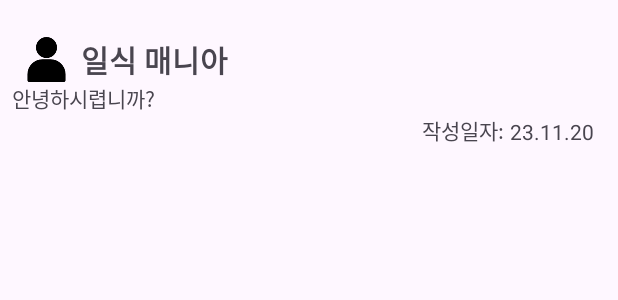
After one commit to MinJunKKang/FoodProject, an Android app: the layout item_comment.xml on its own in the app's theme, with its tools: preview values and no code run, on a phone screen of 412 x 824 dp. The commit adds this screen. Shown: the top 300 px of the screen. Run offline under Robolectric (Android 15) with nearby library versions, the phone set to English and light mode, and no system bars.

Commit message:
reviewdetailcomment

```diff
--- a/app/src/main/java/com/example/myfoodproject/repository/PostRepository.kt
+++ b/app/src/main/java/com/example/myfoodproject/repository/PostRepository.kt
@@ -127,7 +127,7 @@ class PostRepository {
     }
 
 
-    //게시물 관찰하여 rcyclerview에 가져오기
+    //게시물 관찰하여 rcyclerview에 가져오기, 최신순으로 정렬
     fun observePosts(callback: (List<Post>) -> Unit) {
         mDbRef.orderByChild("timestamp").addValueEventListener(object : ValueEventListener {
             override fun onDataChange(snapshot: DataSnapshot) {
--- a/app/src/main/java/com/example/myfoodproject/viewmodel/CommentViewModel.kt
+++ b/app/src/main/java/com/example/myfoodproject/viewmodel/CommentViewModel.kt
@@ -4,12 +4,14 @@ import CommentRepository
 import androidx.lifecycle.LiveData
 import androidx.lifecycle.MutableLiveData
 import androidx.lifecycle.ViewModel
+import com.example.myfoodproject.repository.UserRepository
 
 class CommentViewModel: ViewModel() {
     private val _comments = MutableLiveData<List<CommentRepository.Comment>>()
     val comments: LiveData<List<CommentRepository.Comment>> get() = _comments //함부로 바꿀 수 없는 데이터를 밖에서 공개
 
-    private val commentRepository = CommentRepository()
+    val commentRepository = CommentRepository()
+
 
     // 댓글 작성 함수
     fun addComment(commentcontent: String, callback: (Boolean, String?) -> Unit) {
--- a/app/src/main/java/com/example/myfoodproject/viewmodel/UserViewModel.kt
+++ b/app/src/main/java/com/example/myfoodproject/viewmodel/UserViewModel.kt
@@ -11,7 +11,7 @@ class UserViewModel: ViewModel() {
     private val _userInfo = MutableLiveData<UserRepository.User?>()
     val userInfo: LiveData<UserRepository.User?> get() = _userInfo
 
-    private val userRepository = UserRepository()
+    val userRepository = UserRepository()
 
 
     // 회원가입 함수
--- /dev/null
+++ b/app/src/main/res/layout/item_comment.xml
@@ -0,0 +1,74 @@
+<?xml version="1.0" encoding="utf-8"?>
+<androidx.constraintlayout.widget.ConstraintLayout xmlns:android="http://schemas.android.com/apk/res/android"
+    xmlns:app="http://schemas.android.com/apk/res-auto"
+    xmlns:tools="http://schemas.android.com/tools"
+    android:layout_width="match_parent"
+    android:layout_height="match_parent">
+
+    <androidx.constraintlayout.widget.ConstraintLayout
+        android:layout_width="match_parent"
+        android:layout_height="wrap_content"
+        android:layout_marginStart="8dp"
+        android:layout_marginTop="8dp"
+        android:layout_marginEnd="8dp"
+        android:layout_marginBottom="8dp"
+        app:layout_constraintBottom_toBottomOf="parent"
+        app:layout_constraintEnd_toEndOf="parent"
+        app:layout_constraintHorizontal_bias="0.0"
+        app:layout_constraintStart_toStartOf="parent"
+        app:layout_constraintTop_toTopOf="parent"
+        app:layout_constraintVertical_bias="0.012">
+
+        <TextView
+            android:id="@+id/usr_name"
+            android:layout_width="wrap_content"
+            android:layout_height="wrap_content"
+            android:layout_marginStart="8dp"
+            android:layout_marginTop="8dp"
+            android:text="일식 매니아"
+            android:textSize="20sp"
+            android:textStyle="bold"
+            app:layout_constraintStart_toEndOf="@+id/imageView6"
+            app:layout_constraintTop_toTopOf="parent" />
+
+        <TextView
+            android:id="@+id/textView13"
+            android:layout_width="match_parent"
+            android:layout_height="match_parent"
+            android:text="안녕하시렵니까?"
+            app:layout_constraintBottom_toTopOf="@+id/review_date"
+            app:layout_constraintStart_toStartOf="parent"
+            app:layout_constraintTop_toBottomOf="@+id/imageView6" />
+
+        <TextView
+            android:id="@+id/review_date"
+            android:layout_width="wrap_content"
+            android:layout_height="wrap_content"
+            android:layout_marginEnd="4dp"
+            android:layout_marginBottom="8dp"
+            android:text="작성일자:"
+            app:layout_constraintBottom_toBottomOf="parent"
+            app:layout_constraintEnd_toStartOf="@+id/date" />
+
+        <TextView
+            android:id="@+id/date"
+            android:layout_width="wrap_content"
+            android:layout_height="wrap_content"
+            android:layout_marginEnd="8dp"
+            android:layout_marginBottom="8dp"
+            android:text="23.11.20"
+            app:layout_constraintBottom_toBottomOf="parent"
+            app:layout_constraintEnd_toEndOf="parent" />
+
+        <ImageView
+            android:id="@+id/imageView6"
+            android:layout_width="30dp"
+            android:layout_height="30dp"
+            android:layout_marginStart="8dp"
+            android:layout_marginTop="8dp"
+            android:src="@drawable/male"
+            app:layout_constraintStart_toStartOf="parent"
+            app:layout_constraintTop_toTopOf="parent" />
+    </androidx.constraintlayout.widget.ConstraintLayout>
+
+</androidx.constraintlayout.widget.ConstraintLayout>
```
Also changed, not shown: app/src/main/java/com/example/myfoodproject/CommentAdapter.kt (+28 -18 lines), app/src/main/java/com/example/myfoodproject/ReviewDetailFragment.kt (+29 -9 lines), app/src/main/java/com/example/myfoodproject/repository/CommentRepository.kt (+4 -4 lines).
